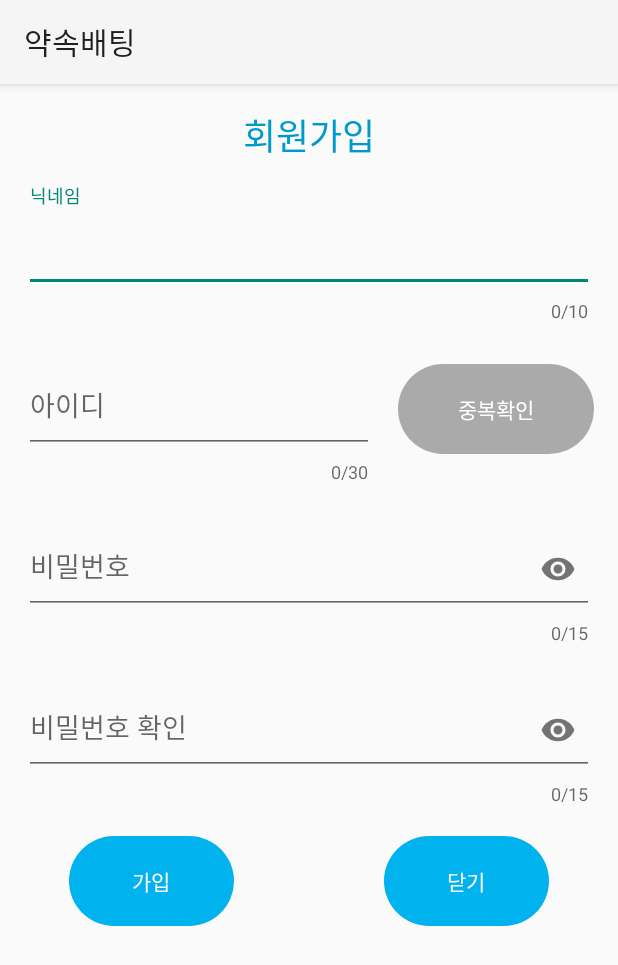
After one commit to cho-stone/Betting-promise, an Android app: the Test_Signin4 screen opened directly, with no data from a screen before it, on a phone screen of 412 x 824 dp. The commit adds this screen. Shown: the top 965 px of the screen. Run offline under Robolectric (Android 15) with nearby library versions, the phone set to English and light mode, and no system bars; our stand-ins replace Firebase (no records; nobody signed in at launch, a user with empty details on screens opened directly).

Commit message:
파이어베이스 이메일 로그인 연동 중

```diff
--- a/app/src/main/AndroidManifest.xml
+++ b/app/src/main/AndroidManifest.xml
@@ -64,6 +64,12 @@
             android:name=".view.Test_Signin2"
             android:exported="true"/>
         <activity
+            android:name=".view.Test_Signin3"
+            android:exported="true"/>
+        <activity
+            android:name=".view.Test_Signin4"
+            android:exported="true"/>
+        <activity
             android:name=".view.Search_Location"
             android:exported="true">
             <intent-filter>
--- a/app/src/main/java/com/PACOsoft/promise_betting/view/Test_Signin2.java
+++ b/app/src/main/java/com/PACOsoft/promise_betting/view/Test_Signin2.java
@@ -18,7 +18,7 @@ public class Test_Signin2 extends AppCompatActivity implements View.OnClickListe
         super.onCreate(savedInstanceState);
         setContentView(R.layout.activity_test2);
 
-        btnLogout = (Button)findViewById(R.id.btn_logout);
+        btnLogout = (Button)findViewById(R.id.btn_signout);
         btnRevoke = (Button)findViewById(R.id.btn_revoke);
 
         mAuth = FirebaseAuth.getInstance();
@@ -37,7 +37,7 @@ public class Test_Signin2 extends AppCompatActivity implements View.OnClickListe
 
     @Override
     public void onClick(View v) {
-        if(v.getId() == R.id.btn_logout) {
+        if(v.getId() == R.id.btn_signout) {
             signOut();
             finishAffinity();
         } else if (v.getId() == R.id.btn_revoke) {
--- /dev/null
+++ b/app/src/main/java/com/PACOsoft/promise_betting/view/Test_Signin4.java
@@ -0,0 +1,60 @@
+package com.PACOsoft.promise_betting.view;
+
+import android.os.Bundle;
+import android.util.Log;
+import android.view.View;
+import android.widget.TextView;
+import android.widget.Toast;
+
+import androidx.appcompat.app.AppCompatActivity;
+
+import com.PACOsoft.promise_betting.R;
+import com.google.android.material.textfield.TextInputEditText;
+import com.google.firebase.auth.FirebaseAuth;
+
+public class Test_Signin4 extends AppCompatActivity {
+
+    private FirebaseAuth auth;
+    private TextInputEditText ID;
+    private TextView Password;
+
+    @Override
+    protected void onCreate(Bundle savedInstanceState) {
+        super.onCreate(savedInstanceState);
+        setContentView(R.layout.activity_test4);
+        auth = FirebaseAuth.getInstance();
+
+
+    }
+
+
+    public void btn_signup(View view) {
+        ID = (TextInputEditText)findViewById(R.id.et_id);
+        Password = (TextView)findViewById(R.id.lo_pw_check);
+        try {
+            auth.createUserWithEmailAndPassword(ID.getText().toString().trim(), Password.getText().toString().trim())
+                    .addOnCompleteListener(task -> {
+                        if(task.isSuccessful()) {
+                            Toast.makeText(getApplicationContext(), "계정 생성 성공", Toast.LENGTH_LONG).show();
+                            Log.e("T","성공");
+                            finish();
+                        }
+                        else{
+                            Log.e("T","이미 존재하는 계정");
+                            Toast.makeText(getApplicationContext(), "이미 존재하는 계정", Toast.LENGTH_LONG).show();
+                        }
+                    });
+        }
+        catch (Exception e) {
+            e.printStackTrace();
+        }
+
+
+    }
+
+    public void btn_signup_close(View view){
+        finish();
+    }
+
+
+}
--- a/app/src/main/res/layout/activity_test2.xml
+++ b/app/src/main/res/layout/activity_test2.xml
@@ -12,7 +12,7 @@
     android:orientation="vertical">
 
     <Button
-        android:id="@+id/btn_logout"
+        android:id="@+id/btn_signout"
         android:layout_width="wrap_content"
         android:layout_height="wrap_content"
         android:layout_gravity="center_horizontal"
--- /dev/null
+++ b/app/src/main/res/layout/activity_test4.xml
@@ -0,0 +1,163 @@
+<?xml version="1.0" encoding="utf-8"?>
+<ScrollView
+    xmlns:android="http://schemas.android.com/apk/res/android"
+    xmlns:app="http://schemas.android.com/apk/res-auto"
+    xmlns:tools="http://schemas.android.com/tools"
+    android:layout_width="match_parent"
+    android:layout_height="match_parent">
+
+    <LinearLayout
+        android:layout_width="match_parent"
+        android:layout_height="match_parent"
+        android:orientation="vertical"
+        android:paddingLeft="16dp"
+        android:paddingTop="16dp"
+        android:paddingRight="16dp"
+        tools:context=".view.signup_page">
+
+        <TextView
+            android:layout_width="match_parent"
+            android:layout_height="wrap_content"
+            android:layout_marginBottom="16dp"
+            android:gravity="center"
+            android:text="@string/createAcc"
+            android:textColor="@android:color/holo_blue_dark"
+            android:textSize="24sp"></TextView>
+
+        <com.google.android.material.textfield.TextInputLayout
+            android:id="@+id/lo_nickname"
+            android:layout_width="match_parent"
+            android:layout_height="wrap_content"
+            android:layout_marginBottom="16dp"
+            app:counterEnabled="true"
+            app:counterMaxLength="10"
+            app:errorEnabled="true">
+
+            <com.google.android.material.textfield.TextInputEditText
+                android:id="@+id/et_nickname"
+                android:layout_width="match_parent"
+                android:layout_height="60dp"
+                android:hint="닉네임"
+                android:maxLength="10">
+
+            </com.google.android.material.textfield.TextInputEditText>
+        </com.google.android.material.textfield.TextInputLayout>
+
+        <LinearLayout
+            android:layout_width="match_parent"
+            android:layout_height="wrap_content"
+            android:orientation="horizontal"
+            android:weightSum="10">
+
+            <com.google.android.material.textfield.TextInputLayout
+                android:id="@+id/lo_id"
+                android:layout_width="wrap_content"
+                android:layout_height="wrap_content"
+                android:layout_marginRight="16dp"
+                android:layout_marginBottom="16dp"
+                android:layout_weight="7"
+                app:counterEnabled="true"
+                app:counterMaxLength="30">
+
+                <com.google.android.material.textfield.TextInputEditText
+                    android:id="@+id/et_id"
+                    android:layout_width="match_parent"
+                    android:layout_height="60dp"
+                    android:hint="아이디"
+                    android:maxLength="30">
+
+                </com.google.android.material.textfield.TextInputEditText>
+            </com.google.android.material.textfield.TextInputLayout>
+
+            <TextView
+                android:id="@+id/dupli_tv"
+                android:layout_width="wrap_content"
+                android:layout_height="60dp"
+                android:layout_marginBottom="16dp"
+                android:layout_weight="3"
+                android:background="@drawable/round_button"
+                android:enabled="false"
+                android:gravity="center"
+                android:onClick="btn_dupli_check"
+                android:text="@string/id_dupli"
+                android:textColor="@color/white" />
+
+        </LinearLayout>
+
+        <com.google.android.material.textfield.TextInputLayout
+            android:id="@+id/lo_pw"
+            android:layout_width="match_parent"
+            android:layout_height="wrap_content"
+            android:layout_marginBottom="16dp"
+            app:counterEnabled="true"
+            app:counterMaxLength="15"
+            app:passwordToggleEnabled="true">
+
+            <com.google.android.material.textfield.TextInputEditText
+                android:id="@+id/et_pw"
+                android:layout_width="match_parent"
+                android:layout_height="60dp"
+                android:hint="비밀번호"
+                android:inputType="textPassword"
+                android:maxLength="15">
+
+            </com.google.android.material.textfield.TextInputEditText>
+        </com.google.android.material.textfield.TextInputLayout>
+
+        <com.google.android.material.textfield.TextInputLayout
+            android:id="@+id/lo_pw_check"
+            android:layout_width="match_parent"
+            android:layout_height="wrap_content"
+            android:layout_marginBottom="16dp"
+            app:counterEnabled="true"
+            app:counterMaxLength="15"
+            app:passwordToggleEnabled="true">
+
+            <com.google.android.material.textfield.TextInputEditText
+                android:id="@+id/et_pw_check"
+                android:layout_width="match_parent"
+                android:layout_height="60dp"
+                android:hint="비밀번호 확인"
+                android:inputType="textPassword"
+                android:maxLength="15">
+
+            </com.google.android.material.textfield.TextInputEditText>
+        </com.google.android.material.textfield.TextInputLayout>
+
+        <LinearLayout
+            android:layout_width="match_parent"
+            android:layout_height="wrap_content"
+            android:gravity="center"
+            android:orientation="horizontal">
+
+            <TextView
+                android:id="@+id/tv_signup"
+                android:layout_width="110dp"
+                android:layout_height="60dp"
+                android:layout_marginBottom="16dp"
+                android:background="@drawable/round_button"
+
+                android:gravity="center"
+                android:onClick="btn_signup"
+                android:text="@string/reg"
+                android:textColor="@color/white" />
+
+            <TextView
+                android:layout_width="100dp"
+                android:layout_height="100dp"
+                ></TextView>
+
+            <TextView
+                android:layout_width="110dp"
+                android:layout_height="60dp"
+                android:layout_marginBottom="16dp"
+                android:background="@drawable/round_button"
+                android:gravity="center"
+                android:onClick="btn_signup_close"
+                android:text="@string/close"
+                android:textColor="@color/white"></TextView>
+        </LinearLayout>
+
+    </LinearLayout>
+
+</ScrollView>
```
Also changed, not shown: app/src/main/java/com/PACOsoft/promise_betting/view/Test_Signin.java (+4 -17 lines), app/src/main/java/com/PACOsoft/promise_betting/view/Test_Signin3.java (added, +65 -0 lines), app/src/main/res/layout/activity_test.xml (+5 -6 lines), app/src/main/res/layout/activity_test3.xml (added, +100 -0 lines).
